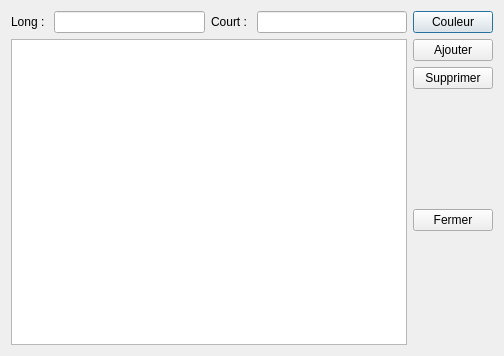
Before: the Qt Designer form managers/subjectsmanager.ui in ThFeneuil/KholloAutoQt, drawn with Qt 5.
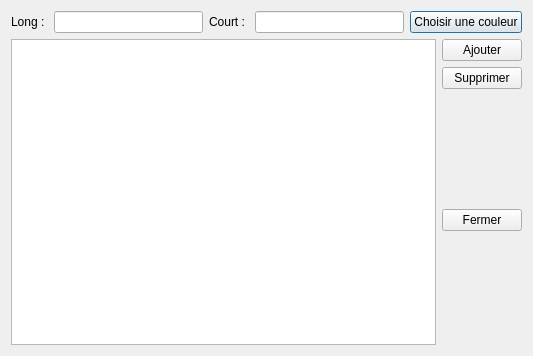
After: the same form once the commit is applied.

Commit message: Modification design SubjectsManager

```diff
--- a/managers/subjectsmanager.ui
+++ b/managers/subjectsmanager.ui
@@ -6,7 +6,7 @@
    <rect>
     <x>0</x>
     <y>0</y>
-    <width>504</width>
+    <width>533</width>
     <height>356</height>
    </rect>
   </property>
@@ -42,7 +42,7 @@
         <bool>false</bool>
        </property>
        <property name="text">
-        <string>Couleur</string>
+        <string>Choisir une couleur</string>
        </property>
       </widget>
      </item>
```
